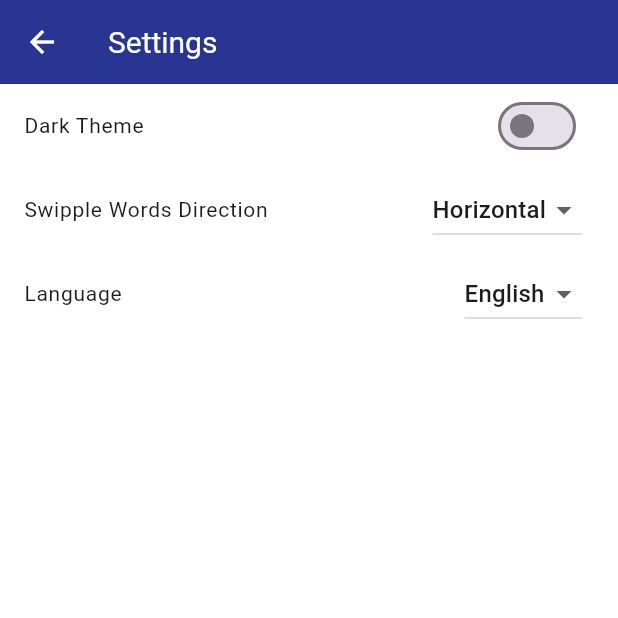
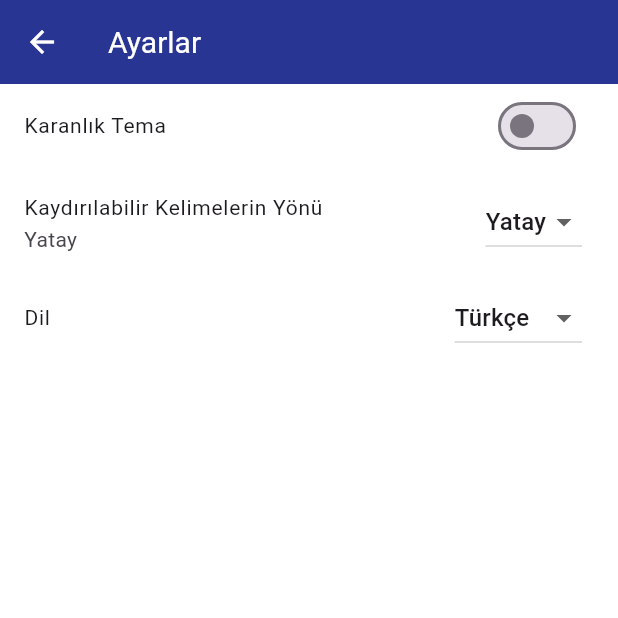
Before and after one commit to muratalperenulutas/WordApp, a Flutter app: the SettingsPage screen opened by its route, on a phone screen of 412 x 824 dp, the top half of it. Run offline on Flutter 3.47's test engine with Material 3 defaults, Android fonts, the phone set to English and light mode, and no system bars; our stand-ins replace get, shared_preferences, sqflite; accounts and stored records are empty.

Commit message:
Implement localization for English and Turkish

```diff
--- a/Mobile/lib/app.dart
+++ b/Mobile/lib/app.dart
@@ -2,6 +2,7 @@ import 'package:flutter/material.dart';
 import 'package:get/get.dart';
 import 'package:word_app/controllers/app_controller.dart';
 import 'package:word_app/initialPage.dart';
+import 'package:word_app/lang/app_translations.dart';
 import 'package:word_app/pages/draggable_word_cards_page/draggable_word_cards_page.dart';
 import 'package:word_app/pages/scrollable_words_page.dart';
 import 'package:word_app/pages/settings_page.dart';
@@ -16,6 +17,9 @@ class MyApp extends StatelessWidget {
   Widget build(BuildContext context) {
     return Obx(() {
       return GetMaterialApp(
+        translations: AppTranslations(),
+        locale: Locale(appController.selectedLanguage.value == 'English' ? 'en' : 'tr'),
+        fallbackLocale: Locale('en', 'US'),
           initialRoute: '/',
           getPages: [
             GetPage(name: '/', page: () => initialPage()),
--- /dev/null
+++ b/Mobile/lib/lang/app_translations.dart
@@ -0,0 +1,11 @@
+import 'package:get/get.dart';
+import 'tr_tr.dart';
+import 'en_us.dart';
+
+class AppTranslations extends Translations {
+  @override
+  Map<String, Map<String, String>> get keys => {
+        'en_US': enUS,
+        'tr_TR': trTR,
+      };
+}
--- /dev/null
+++ b/Mobile/lib/lang/en_us.dart
@@ -0,0 +1,21 @@
+
+const Map<String, String> enUS = {
+  'Settings': 'Settings',
+  'Dark_Theme': 'Dark Theme',
+  'Language':'Language',
+  'About':'About',
+   'Word_Lists':'Word Lists',
+  'Scrollable_Word_Cards':'Scrollable Word Cards',
+  'Draggable_Word_Cards':'Draggable Word Cards',
+  'Menu':'Menu',
+  'Swipple_Words_Direction':'Swipple Words Direction',
+  'Vertical':'Vertical',
+  'Horizontal':'Horizontal',
+   'English':'English',
+  'Turkish':'Turkish',
+  'There_is_no_list_yet.':'There is no list yet.',
+  'Delete': 'Delete',
+  'Delete_List?': 'Delete List?',
+  'Cancel': 'Cancel',
+
+};
--- /dev/null
+++ b/Mobile/lib/lang/tr_tr.dart
@@ -0,0 +1,23 @@
+
+
+const Map<String, String> trTR = {
+  'Settings': 'Ayarlar',
+  'Dark_Theme': 'Karanlık Tema',
+  'Language':'Dil',
+  'About':'Hakkında',
+  'Word_Lists':'Kelime Listeleri',
+  'Scrollable_Word_Cards':'Kaydırılabilir Kelime Kartları',
+  'Draggable_Word_Cards':'Sürüklenebilir Kelime Kartları',
+  'Menu':'Menü',
+  'Swipple_Words_Direction':'Kaydırılabilir Kelimelerin Yönü',
+  'Vertical':'Dikey',
+  'Horizontal':'Yatay',
+  'English':'İngilizce',
+  'Turkish':'Türkçe',
+  'There_is_no_list_yet.':'Henüz hiçbir liste yok.',
+  'Delete': 'Sil',
+  'Delete_List?': 'Listeyi Sil?',
+  'Cancel': 'İptal'
+
+
+};
--- a/Mobile/lib/pages/settings_page.dart
+++ b/Mobile/lib/pages/settings_page.dart
@@ -13,21 +13,22 @@ class _SettingsPageState extends State<SettingsPage> {
     final AppController appController = Get.find<AppController>();
     return Scaffold(
       appBar: AppBar(
-        title: Text('Settings'),
+        title: Text('Settings'.tr),
       ),
       body: Column(
         children: [
           Obx(() => SwitchListTile(
-            title: Text('Dark Theme'),
+            title: Text('Dark_Theme'.tr),
             value: appController.isDarkTheme.value,
             onChanged: (bool value) {
               appController.toggleTheme();
             },
           )),
           Obx(() => ListTile(
-            title: Text('Swipple Words Direction'),
+            title: Text('Swipple_Words_Direction'.tr),
+            subtitle: Text(appController.isScrollableWordsVertical.value ? 'Vertical'.tr : 'Horizontal'.tr),
             trailing: DropdownButton<String>(
-              value: appController.isScrollableWordsVertical.value ? 'Vertical' : 'Horizontal',
+              value: appController.isScrollableWordsVertical.value ? 'Vertical': 'Horizontal',
               onChanged: (String? newValue) {
                 appController.toggleSwippleDirection();
               },
@@ -35,13 +36,13 @@ class _SettingsPageState extends State<SettingsPage> {
                   .map<DropdownMenuItem<String>>((String value) {
                 return DropdownMenuItem<String>(
                   value: value,
-                  child: Text(value),
+                  child: Text(value.tr),
                 );
               }).toList(),
             ),
           )),
           Obx(() => ListTile(
-            title: Text('Language'),
+            title: Text('Language'.tr),
             trailing: DropdownButton<String>(
               value: appController.selectedLanguage.value,
               onChanged: (String? newValue) {
@@ -51,7 +52,7 @@ class _SettingsPageState extends State<SettingsPage> {
                   .map<DropdownMenuItem<String>>((String value) {
                 return DropdownMenuItem<String>(
                   value: value,
-                  child: Text(value),
+                  child: Text(value.tr),
                 );
               }).toList(),
             ),
```
Also changed, not shown: Mobile/lib/controllers/app_controller.dart (+22 -3 lines), Mobile/lib/pages/word_lists_page.dart (+5 -5 lines), Mobile/lib/side_menu_panel.dart (+7 -7 lines).
